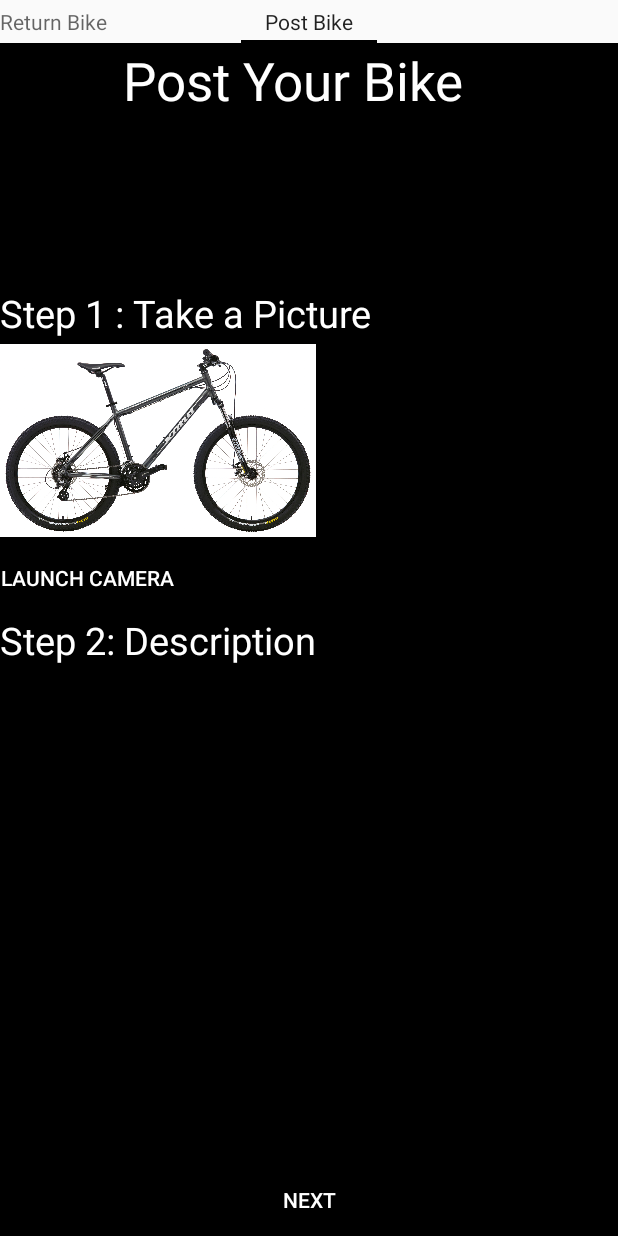
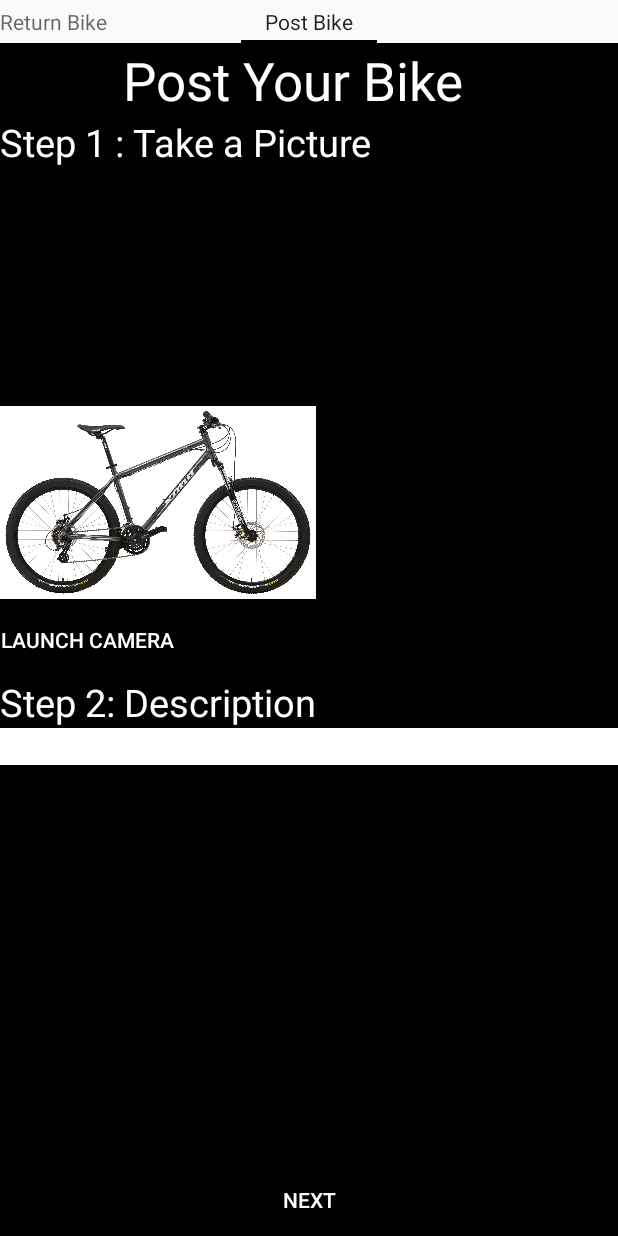
Before and after one commit to pierater/ubermybike, an Android app: the screen it shows after launch (Main_Activity), after a tap on "Post Bike", on a phone screen of 412 x 824 dp. Run offline under Robolectric (Android 15) with nearby library versions, the phone set to English and light mode, and no system bars; pictures from the network do not load; 2 statements that could not run were skipped.

Commit message:
making this look even prettier

```diff
--- a/app/src/main/res/layout/activity_postbike1.xml
+++ b/app/src/main/res/layout/activity_postbike1.xml
@@ -16,11 +16,10 @@
         android:layout_gravity="center_horizontal"
         android:layout_weight="0.04"
         android:textSize="35dp"
-        android:layout_alignParentTop="true"
-        android:layout_centerHorizontal="true"
         android:background="#000000"
         android:textColor="#ffffff"
-        />
+        android:layout_alignParentTop="true"
+        android:layout_centerHorizontal="true" />
 
     <TextView
         android:layout_width="wrap_content"
@@ -31,7 +30,7 @@
         android:textSize="25dp"
         android:background="#000000"
         android:textColor="#ffffff"
-        android:layout_above="@+id/pic_of_bike_post"
+        android:layout_below="@+id/title_post_bike"
         android:layout_alignParentStart="true" />
 
     <ImageView
@@ -39,9 +38,9 @@
         android:layout_height="135dp"
         android:id="@+id/pic_of_bike_post"
         android:src="@mipmap/bike"
-        android:layout_alignParentStart="true"
 
         android:layout_above="@+id/launch_camera_button"
+        android:layout_alignParentStart="true"
         android:layout_alignEnd="@+id/step2_post_bike" />
 
     <Button
@@ -50,12 +49,11 @@
         android:text="Launch Camera"
         android:id="@+id/launch_camera_button"
         android:layout_weight="0.04"
-        android:layout_above="@+id/step2_post_bike"
-        android:layout_alignParentStart="true"
         android:background="#000000"
         android:textColor="#ffffff"
 
-        />
+        android:layout_centerVertical="true"
+        android:layout_alignParentStart="true" />
 
     <TextView
         android:layout_width="wrap_content"
@@ -64,11 +62,20 @@
         android:id="@+id/step2_post_bike"
         android:layout_weight="0.04"
         android:textSize="25dp"
-        android:layout_centerVertical="true"
-        android:layout_alignParentStart="true"
         android:background="#000000"
         android:textColor="#ffffff"
-        />
+        android:layout_below="@+id/launch_camera_button"
+        android:layout_alignParentStart="true" />
+
+    <EditText
+        android:layout_width="wrap_content"
+        android:layout_height="wrap_content"
+        android:id="@+id/post_description_string"
+        android:background="#ffffff"
+        android:textColor="#ffffff"
+        android:layout_below="@+id/step2_post_bike"
+        android:layout_alignParentStart="true"
+        android:layout_alignParentEnd="true" />
 
     <Button
         style="?android:attr/buttonStyleSmall"
@@ -85,14 +92,4 @@
         android:textColor="#ffffff"
         />
 
-    <EditText
-        android:layout_width="wrap_content"
-        android:layout_height="wrap_content"
-        android:id="@+id/post_description_string"
-        android:layout_below="@+id/step2_post_bike"
-        android:layout_alignParentStart="true"
-        android:layout_alignParentEnd="true"
-        android:background="#000000"
-        android:textColor="#ffffff"
-        />
 </RelativeLayout>
--- a/app/src/main/res/layout/activity_rental.xml
+++ b/app/src/main/res/layout/activity_rental.xml
@@ -62,7 +62,7 @@
         android:id="@+id/creditcard_number_textbox"
         android:layout_below="@+id/creditcard_textview"
         android:layout_alignParentStart="true"
-        android:background="#000000"
+        android:background="#ffffff"
         android:textColor="#ffffff"
         />
 
```
Also changed, not shown: app/src/main/res/layout/activity_rent_a_bike.xml (+3 -4 lines), app/src/main/res/layout/rental_final.xml (+7 -2 lines).
